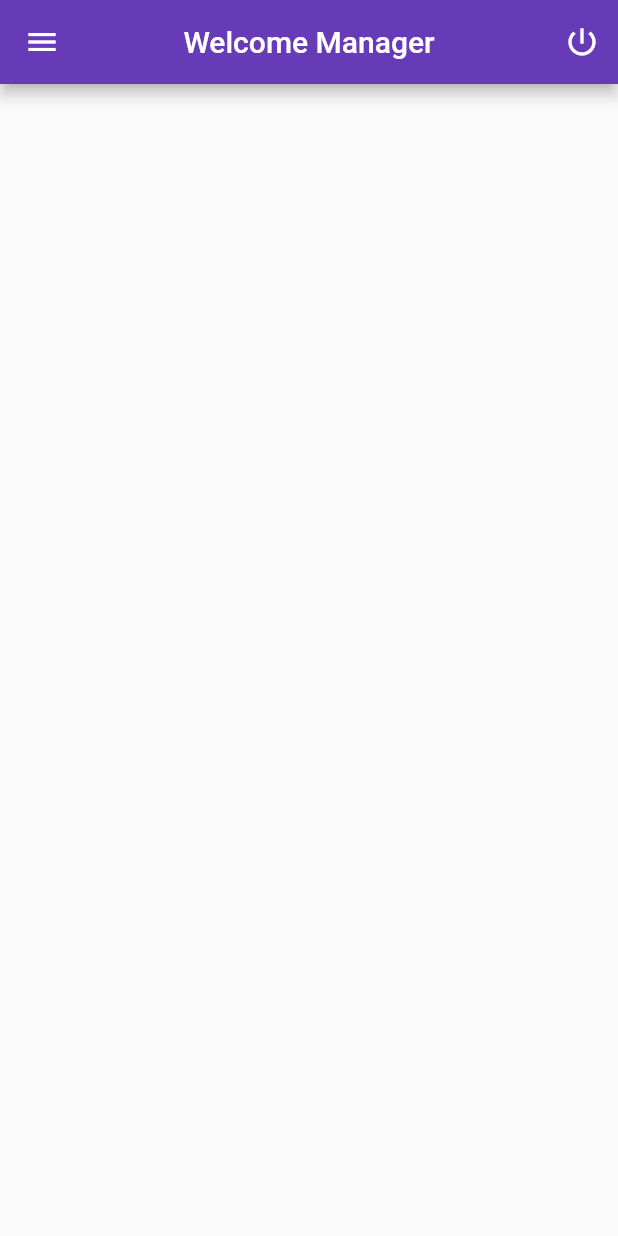
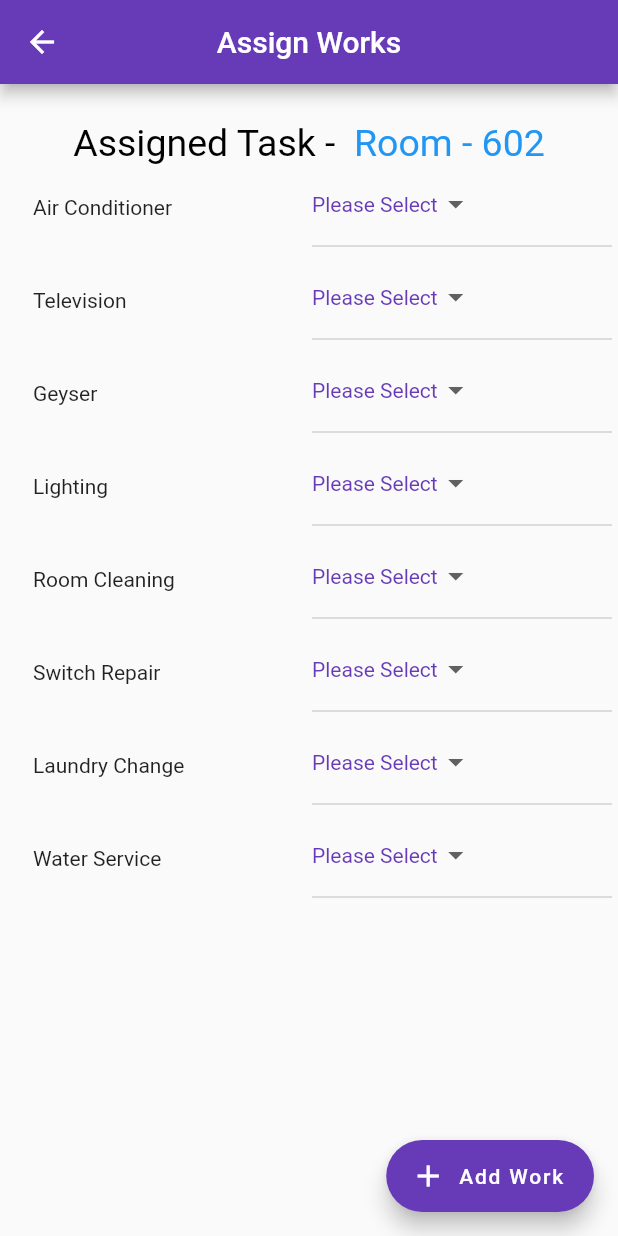
Before and after one commit to saichinmay2000/facility_management_system, a Flutter app: the ManagerHome screen opened directly, in the side drawer, after a tap on "Assign Works", on a phone screen of 412 x 824 dp. Run offline on Flutter 3.47's test engine with Material 2 defaults, Android fonts, the phone set to English and light mode, and no system bars; our stand-ins replace animated_splash_screen, flutter_form_builder, otp_text_field, page_transition.

Commit message:
Added Assigned Works

```diff
--- /dev/null
+++ b/lib/assign_works.dart
@@ -0,0 +1,429 @@
+import 'package:flutter/material.dart';
+
+class AssignWork extends StatefulWidget {
+  const AssignWork({Key? key}) : super(key: key);
+
+  @override
+  _AssignWorkState createState() => _AssignWorkState();
+}
+
+class _AssignWorkState extends State<AssignWork> {
+  @override
+  Widget build(BuildContext context) {
+    String dropdownValue = 'Please Select';
+    var a = 60.0;
+    return Scaffold(
+      floatingActionButton: new FloatingActionButton.extended(
+          onPressed: (){},
+          backgroundColor: Colors.deepPurple,
+          label: Text(""
+              "Add Work"),
+          icon:Icon(Icons.add),
+      ),
+      // FloatingActionButton(
+      //   onPressed: (){},
+      //   child: Icon(Icons.add),
+      // ),
+      resizeToAvoidBottomInset: false,
+      appBar: AppBar(
+        title: Text(""
+            "Assign Works"),
+        centerTitle: true,
+        backgroundColor: Colors.deepPurple,
+      ),
+      body: SafeArea(
+        child: Center(
+          child: Column(
+            children: <Widget>[
+              Padding(
+                padding: const EdgeInsets.fromLTRB(25, 25, 25, 0),
+                child: RichText(
+                  text: TextSpan(
+                    children: [
+                      TextSpan(
+                        text: 'Assigned Task -  ',
+                        style: TextStyle(color: Colors.black,fontSize: 25),
+                      ),
+                      TextSpan(
+                        text: 'Room - 602',
+                        style: TextStyle(color: Colors.blue, fontSize: 25),
+                      ),
+                    ]
+                  ),
+                ),
+              ),
+              Padding(
+                padding: const EdgeInsets.fromLTRB(0, 0, 0, 0),
+                child: Container(
+                  child: Column(
+                    children: <Widget>[
+                      Padding(
+                      padding: const EdgeInsets.fromLTRB(0, 2, 0, 0),
+                      child: Row(
+                        mainAxisAlignment: MainAxisAlignment.spaceEvenly,
+                        children: [
+                          Container(
+                            decoration: BoxDecoration(
+                              borderRadius: BorderRadius.circular(25),
+                              // color: Colors.white,
+                            ),
+                            height: a,
+                            width: 200,
+                            // color: Colors.black,
+                            child: Padding(
+                              padding: const EdgeInsets.all(18.0),
+                              child: Text(
+                                ""
+                                    "Air Conditioner"
+                              ),
+                            )
+                          ),
+                          Container(
+                            height: a,
+                            width: 200,
+                            // color: Colors.black,
+                            child: DropdownButton<String>(
+                              value: dropdownValue,
+                              style: const TextStyle(color: Colors.deepPurple),
+                              onChanged: (String? newValue) {
+                                setState(() {
+                                  dropdownValue = newValue!;
+                                });
+                              },
+                              items: <String>['Please Select', 'Worker 1', 'Worker 2', 'Worker 3']
+                                  .map<DropdownMenuItem<String>>((String value) {
+                                return DropdownMenuItem<String>(
+                                  value: value,
+                                  child: Text(value),
+                                );
+                              }).toList(),
+                            ),
+                          )
+                        ],
+                      ),
+                    ),Padding(
+                        padding: const EdgeInsets.fromLTRB(0, 2, 0, 0),
+                        child: Row(
+                          mainAxisAlignment: MainAxisAlignment.spaceEvenly,
+                          children: [
+                            Container(
+                                decoration: BoxDecoration(
+                                  borderRadius: BorderRadius.circular(25),
+                                  // color: Colors.white,
+                                ),
+                                height: a,
+                                width: 200,
+                                // color: Colors.black,
+                                child: Padding(
+                                  padding: const EdgeInsets.all(18.0),
+                                  child: Text(
+                                      ""
+                                          "Television"
+                                  ),
+                                )
+                            ),
+                            Container(
+                              height: a,
+                              width: 200,
+                              // color: Colors.black,
+                              child: DropdownButton(
+                                value: dropdownValue,
+                                style: const TextStyle(color: Colors.deepPurple),
+                                onChanged: (String? newValue) {
+                                  setState(() {
+                                    dropdownValue = newValue!;
+                                  });
+                                },
+                                items: <String>['Please Select', 'Worker 1', 'Worker 2', 'Worker 3']
+                                    .map<DropdownMenuItem<String>>((String value) {
+                                  return DropdownMenuItem<String>(
+                                    value: value,
+                                    child: Text(value),
+                                  );
+                                }).toList(),
+                              ),
+                            )
+                          ],
+                        ),
+                      ),
+                      Padding(
+                        padding: const EdgeInsets.fromLTRB(0, 2, 0, 0),
+                        child: Row(
+                          mainAxisAlignment: MainAxisAlignment.spaceEvenly,
+                          children: [
+                            Container(
+                                decoration: BoxDecoration(
+                                  borderRadius: BorderRadius.circular(25),
+                                  // color: Colors.white,
+                                ),
+                                height: a,
+                                width: 200,
+                                // color: Colors.black,
+                                child: Padding(
+                                  padding: const EdgeInsets.all(18.0),
+                                  child: Text(
+                                      ""
+                                          "Geyser"
+                                  ),
+                                )
+                            ),
+                            Container(
+                              height: a,
+                              width: 200,
+                              // color: Colors.black,
+                              child: DropdownButton(
+                                value: dropdownValue,
+                                style: const TextStyle(color: Colors.deepPurple),
+                                onChanged: (String? newValue) {
+                                  setState(() {
+                                    dropdownValue = newValue!;
+                                  });
+                                },
+                                items: <String>['Please Select', 'Worker 1', 'Worker 2', 'Worker 3']
+                                    .map<DropdownMenuItem<String>>((String value) {
+                                  return DropdownMenuItem<String>(
+                                    value: value,
+                                    child: Text(value),
+                                  );
+                                }).toList(),
+                              ),
+                            )
+                          ],
+                        ),
+                      ),
+                      Padding(
+                        padding: const EdgeInsets.fromLTRB(0, 2, 0, 0),
+                        child: Row(
+                          mainAxisAlignment: MainAxisAlignment.spaceEvenly,
+                          children: [
+                            Container(
+                                decoration: BoxDecoration(
+                                  borderRadius: BorderRadius.circular(25),
+                                  // color: Colors.white,
+                                ),
+                                height: a,
+                                width: 200,
+                                // color: Colors.black,
+                                child: Padding(
+                                  padding: const EdgeInsets.all(18.0),
+                                  child: Text(
+                                      ""
+                                          "Lighting"
+                                  ),
+                                )
+                            ),
+                            Container(
+                              height: a,
+                              width: 200,
+                              // color: Colors.black,
+                              child: DropdownButton(
+                                value: dropdownValue,
+                                style: const TextStyle(color: Colors.deepPurple),
+                                onChanged: (String? newValue) {
+                                  setState(() {
+                                    dropdownValue = newValue!;
+                                  });
+                                },
+                                items: <String>['Please Select', 'Worker 1', 'Worker 2', 'Worker 3']
+                                    .map<DropdownMenuItem<String>>((String value) {
+                                  return DropdownMenuItem<String>(
+                                    value: value,
+                                    child: Text(value),
+                                  );
+                                }).toList(),
+                              ),
+                            )
+                          ],
+                        ),
+                      ),
+                      Padding(
+                        padding: const EdgeInsets.fromLTRB(0, 2, 0, 0),
+                        child: Row(
+                          mainAxisAlignment: MainAxisAlignment.spaceEvenly,
+                          children: [
+                            Container(
+                                decoration: BoxDecoration(
+                                  borderRadius: BorderRadius.circular(25),
+                                  // color: Colors.white,
+                                ),
+                                height: a,
+                                width: 200,
+                                // color: Colors.black,
+                                child: Padding(
+                                  padding: const EdgeInsets.all(18.0),
+                                  child: Text(
+                                      ""
+                                          "Room Cleaning"
+                                  ),
+                                )
+                            ),
+                            Container(
+                              height: a,
+                              width: 200,
+                              // color: Colors.black,
+                              child: DropdownButton(
+                                value: dropdownValue,
+                                style: const TextStyle(color: Colors.deepPurple),
+                                onChanged: (String? newValue) {
+                                  setState(() {
+                                    dropdownValue = newValue!;
+                                  });
+                                },
+                                items: <String>['Please Select', 'Worker 1', 'Worker 2', 'Worker 3']
+                                    .map<DropdownMenuItem<String>>((String value) {
+                                  return DropdownMenuItem<String>(
+                                    value: value,
+                                    child: Text(value),
+                                  );
+                                }).toList(),
+                              ),
+                            )
+                          ],
+                        ),
+                      ),
+                      Padding(
+                        padding: const EdgeInsets.fromLTRB(0, 2, 0, 0),
+                        child: Row(
+                          mainAxisAlignment: MainAxisAlignment.spaceEvenly,
+                          children: [
+                            Container(
+                                decoration: BoxDecoration(
+                                  borderRadius: BorderRadius.circular(25),
+                                  // color: Colors.white,
+                                ),
+                                height: a,
+                                width: 200,
+                                // color: Colors.black,
+                                child: Padding(
+                                  padding: const EdgeInsets.all(18.0),
+                                  child: Text(
+                                      ""
+                                          "Switch Repair"
+                                  ),
+                                )
+                            ),
+                            Container(
+                              height: a,
+                              width: 200,
+                              // color: Colors.black,
+                              child: DropdownButton(
+                                value: dropdownValue,
+                                style: const TextStyle(color: Colors.deepPurple),
+                                onChanged: (String? newValue) {
+                                  setState(() {
+                                    dropdownValue = newValue!;
+                                  });
+                                },
+                                items: <String>['Please Select', 'Worker 1', 'Worker 2', 'Worker 3']
+                                    .map<DropdownMenuItem<String>>((String value) {
+                                  return DropdownMenuItem<String>(
+                                    value: value,
+                                    child: Text(value),
+                                  );
+                                }).toList(),
+                              ),
+                            )
+                          ],
+                        ),
+                      ),
+                      Padding(
+                        padding: const EdgeInsets.fromLTRB(0, 2, 0, 0),
+                        child: Row(
+                          mainAxisAlignment: MainAxisAlignment.spaceEvenly,
+                          children: [
+                            Container(
+                                decoration: BoxDecoration(
+                                  borderRadius: BorderRadius.circular(25),
+                                  // color: Colors.white,
+                                ),
+                                height: a,
+                                width: 200,
+                                // color: Colors.black,
+                                child: Padding(
+                                  padding: const EdgeInsets.all(18.0),
+                                  child: Text(
+                                      ""
+                                          "Laundry Change"
+                                  ),
+                                )
+                            ),
+                            Container(
+                              height: a,
+                              width: 200,
+                              // color: Colors.black,
+                              child: DropdownButton(
+                                value: dropdownValue,
+                                style: const TextStyle(color: Colors.deepPurple),
+                                onChanged: (String? newValue) {
+                                  setState(() {
+                                    dropdownValue = newValue!;
+                                  });
+                                },
+                                items: <String>['Please Select', 'Worker 1', 'Worker 2', 'Worker 3']
+                                    .map<DropdownMenuItem<String>>((String value) {
+                                  return DropdownMenuItem<String>(
+                                    value: value,
+                                    child: Text(value),
+                                  );
+                                }).toList(),
+                              ),
+                            )
+                          ],
+                        ),
+                      ),
+                      Padding(
+                        padding: const EdgeInsets.fromLTRB(0, 2, 0, 0),
+                        child: Row(
+                          mainAxisAlignment: MainAxisAlignment.spaceEvenly,
+                          children: [
+                            Container(
+                                decoration: BoxDecoration(
+                                  borderRadius: BorderRadius.circular(25),
+                                  // color: Colors.white,
+                                ),
+                                height: a,
+                                width: 200,
+                                // color: Colors.black,
+                                child: Padding(
+                                  padding: const EdgeInsets.all(18.0),
+                                  child: Text(
+                                      ""
+                                          "Water Service"
+                                  ),
+                                )
+                            ),
+                            Container(
+                              height: a,
+                              width: 200,
+                              // color: Colors.black,
+                              child: DropdownButton(
+                                value: dropdownValue,
+                                style: const TextStyle(color: Colors.deepPurple),
+                                onChanged: (String? newValue) {
+                                  setState(() {
+                                    dropdownValue = newValue!;
+                                  });
+                                },
+                                items: <String>['Please Select', 'Worker 1', 'Worker 2', 'Worker 3']
+                                    .map<DropdownMenuItem<String>>((String value) {
+                                  return DropdownMenuItem<String>(
+                                    value: value,
+                                    child: Text(value),
+                                  );
+                                }).toList(),
+                              ),
+                            )
+                          ],
+                        ),
+                      ),
+                    ],
+                  ),
+                ),
+              )
+            ],
+          ),
+        ),
+      ),
+    );
+  }
+}
--- a/lib/login.dart
+++ b/lib/login.dart
@@ -13,6 +13,7 @@ class Login extends StatelessWidget {
   Widget build(BuildContext context) {
     String dropdownValue = 'Please Select';
     return Scaffold(
+
       resizeToAvoidBottomInset: false,
       backgroundColor: Colors.white,
       body: SafeArea(
@@ -36,7 +37,7 @@ class Login extends StatelessWidget {
                   ),
                   child:Image.asset(
                       "assets/fms.png",
-                      width: 250,
+                      width: 150,
                   )
                 ),
               ),
--- a/lib/manager_home.dart
+++ b/lib/manager_home.dart
@@ -1,3 +1,4 @@
+import 'package:facility_management_system/assign_works.dart';
 import 'package:flutter/material.dart';
 class ManagerHome extends StatelessWidget {
   const ManagerHome({Key? key}) : super(key: key);
@@ -77,7 +78,7 @@ class ManagerHome extends StatelessWidget {
               ),
               title: Text('Assign Works'),
               onTap: () {
-                Navigator.pop(context);
+                Navigator.push(context, MaterialPageRoute(builder: (context) => AssignWork()));
               },
             ),
             // ListTile(
```
